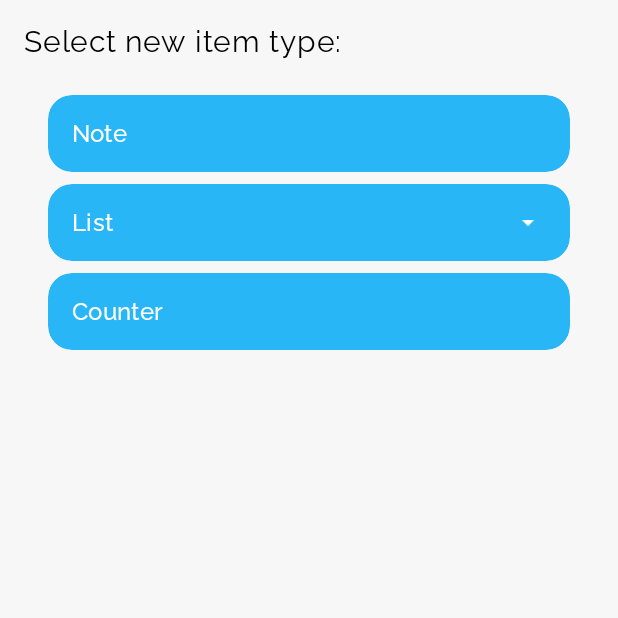
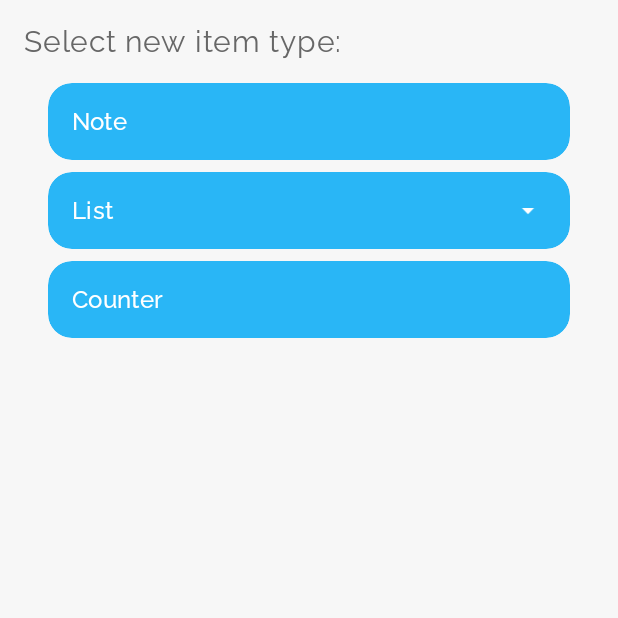
Before and after one commit to ordogod/Collect, an Android app: the CreateItemActivity screen opened directly, with no data from a screen before it, on a phone screen of 412 x 824 dp, the top half of it. Run offline under Robolectric (Android 15) with nearby library versions, the phone set to English and light mode, and no system bars.

Commit message:
Some design changes

```diff
--- a/app/src/main/res/layout/activity_create_item.xml
+++ b/app/src/main/res/layout/activity_create_item.xml
@@ -25,7 +25,7 @@
         android:layout_width="wrap_content"
         android:layout_height="wrap_content"
         android:text="@string/create_type_label"
-        android:textColor="@color/text_title"
+        android:textColor="@color/text_body"
         app:layout_constraintStart_toStartOf="parent"
         app:layout_constraintTop_toTopOf="parent" />
 
--- a/app/src/main/res/layout/item_create_type.xml
+++ b/app/src/main/res/layout/item_create_type.xml
@@ -4,7 +4,7 @@
     xmlns:tools="http://schemas.android.com/tools"
     android:layout_width="match_parent"
     android:layout_height="wrap_content"
-    android:layout_marginTop="@dimen/size_8"
+    android:layout_marginBottom="@dimen/size_8"
     app:cardBackgroundColor="@color/accent_sky"
     app:cardCornerRadius="@dimen/size_16"
     app:cardElevation="0dp">
```
